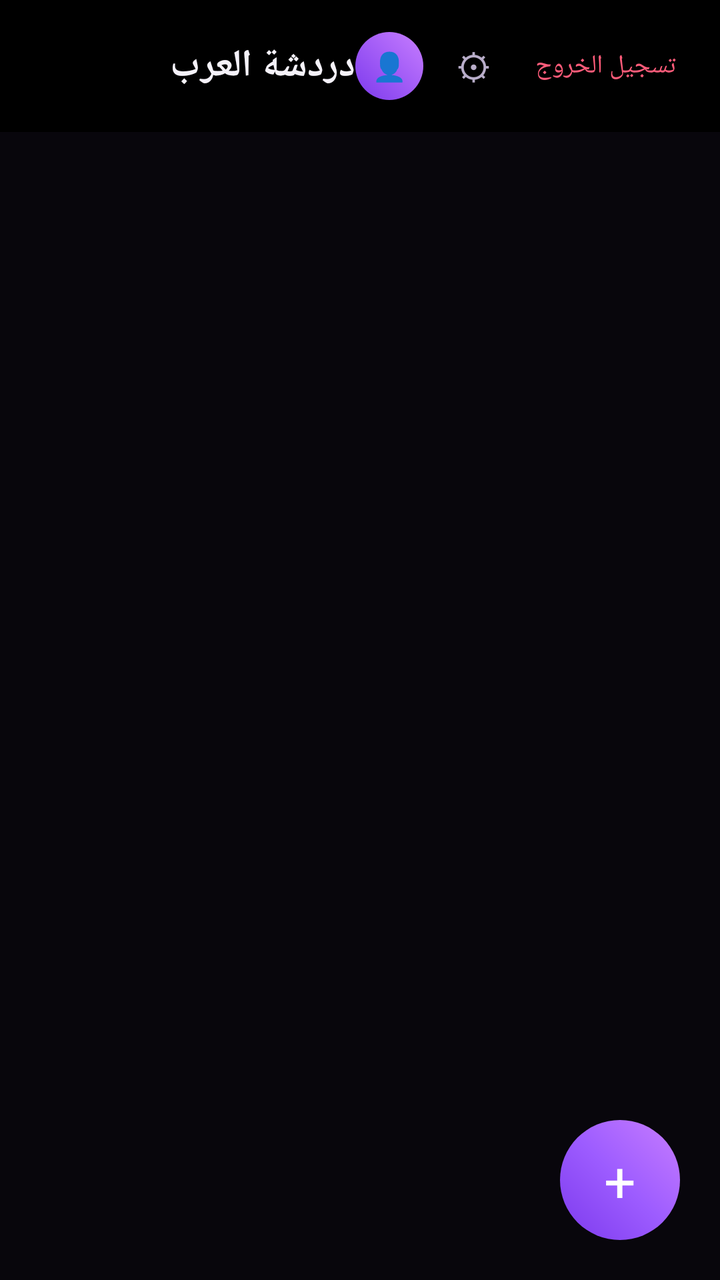
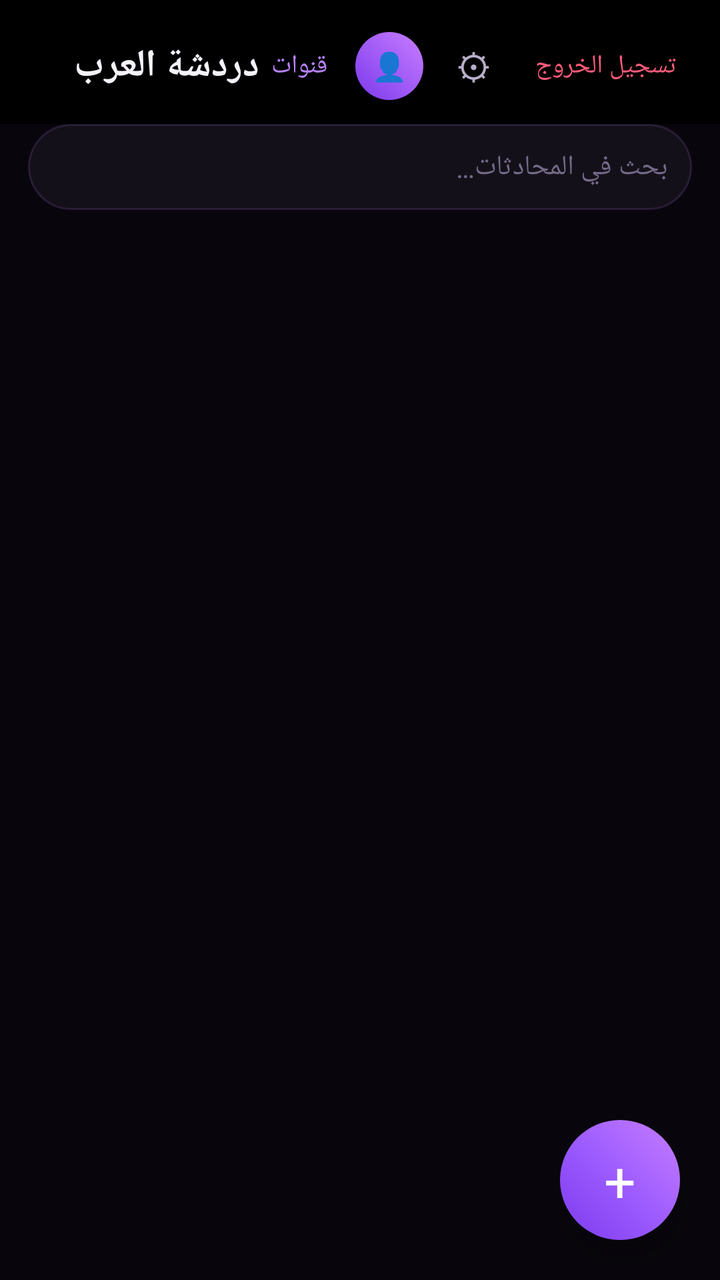

The first picture is an Android layout as it rendered before a commit; the second is the same layout after the commit. The layout source and the unified diff follow.
<!-- AndroidManifest.xml: application theme Theme.ArabChat -->
<!-- res/layout/activity_home.xml -->
<?xml version="1.0" encoding="utf-8"?>
<LinearLayout xmlns:android="http://schemas.android.com/apk/res/android"
    android:layout_width="match_parent"
    android:layout_height="match_parent"
    android:orientation="vertical"
    android:background="@color/bgBase">

    <LinearLayout
        android:layout_width="match_parent"
        android:layout_height="wrap_content"
        android:orientation="horizontal"
        android:gravity="center_vertical"
        android:background="@color/amoledBlack"
        android:paddingStart="18dp"
        android:paddingEnd="14dp"
        android:paddingTop="16dp"
        android:paddingBottom="16dp">

        <TextView
            android:layout_width="0dp"
            android:layout_height="wrap_content"
            android:layout_weight="1"
            android:text="@string/app_name"
            android:textColor="@color/textPrimaryDark"
            android:textSize="19sp"
            android:fontFamily="sans-serif-medium"
            android:textStyle="bold" />

        <TextView
            android:id="@+id/tvProfile"
            android:layout_width="34dp"
            android:layout_height="34dp"
            android:layout_marginEnd="8dp"
            android:background="@drawable/bg_avatar_circle"
            android:gravity="center"
            android:text="👤"
            android:textColor="@color/textOnAccent"
            android:textSize="14sp"
            android:clickable="true"
            android:focusable="true" />

        <TextView
            android:id="@+id/tvSettings"
            android:layout_width="34dp"
            android:layout_height="34dp"
            android:layout_marginEnd="6dp"
            android:gravity="center"
            android:text="⚙"
            android:textColor="@color/textSecondaryDark"
            android:textSize="18sp"
            android:clickable="true"
            android:focusable="true" />

        <TextView
            android:id="@+id/tvLogout"
            android:layout_width="wrap_content"
            android:layout_height="wrap_content"
            android:text="@string/logout"
            android:textColor="@color/errorRed"
            android:textSize="13sp"
            android:padding="8dp"
            android:clickable="true"
            android:focusable="true" />
    </LinearLayout>

    <FrameLayout
        android:layout_width="match_parent"
        android:layout_height="0dp"
        android:layout_weight="1">

        <androidx.recyclerview.widget.RecyclerView
            android:id="@+id/rvChats"
            android:layout_width="match_parent"
            android:layout_height="match_parent"
            android:clipToPadding="false"
            android:paddingTop="4dp"
            android:paddingBottom="80dp" />

        <TextView
            android:id="@+id/tvEmptyState"
            android:layout_width="wrap_content"
            android:layout_height="wrap_content"
            android:layout_gravity="center"
            android:text="@string/no_chats_yet"
            android:textColor="@color/textTertiaryDark"
            android:textSize="14sp"
            android:visibility="gone" />

        <TextView
            android:id="@+id/fabNewChat"
            android:layout_width="60dp"
            android:layout_height="60dp"
            android:layout_gravity="bottom|end"
            android:layout_margin="20dp"
            android:background="@drawable/bg_fab_gradient"
            android:gravity="center"
            android:text="+"
            android:textColor="@color/textOnAccent"
            android:textSize="28sp"
            android:clickable="true"
            android:focusable="true" />
    </FrameLayout>

</LinearLayout>
<!-- resources referenced by this layout -->
<resources>
  <color name="amoledBlack">#000000</color>
  <color name="bgBase">#08060C</color>
  <color name="errorRed">#FF5C7A</color>
  <color name="textOnAccent">#FFFFFF</color>
  <color name="textPrimaryDark">#F5F2FA</color>
  <color name="textSecondaryDark">#B8ADC9</color>
  <color name="textTertiaryDark">#746A88</color>
  <!-- drawable bg_avatar_circle (drawable) -->
  <?xml version="1.0" encoding="utf-8"?>
  <shape xmlns:android="http://schemas.android.com/apk/res/android" android:shape="oval">
      <gradient
          android:type="linear"
          android:angle="45"
          android:startColor="@color/gradientPurpleStart"
          android:endColor="@color/gradientPurpleEnd" />
  </shape>
  <!-- drawable bg_fab_gradient (drawable) -->
  <?xml version="1.0" encoding="utf-8"?>
  <shape xmlns:android="http://schemas.android.com/apk/res/android" android:shape="oval">
      <gradient
          android:type="linear"
          android:angle="45"
          android:startColor="@color/gradientPurpleStart"
          android:centerColor="@color/gradientPurpleMid"
          android:endColor="@color/gradientPurpleEnd" />
  </shape>
  <string name="app_name">دردشة العرب</string>
  <string name="logout">تسجيل الخروج</string>
  <string name="no_chats_yet">لا توجد محادثات بعد\nاضغط + لبدء محادثة جديدة</string>
  <style name="Theme.ArabChat" parent="Theme.MaterialComponents.NoActionBar">
          <item name="colorPrimary">@color/colorPrimary</item>
          <item name="colorPrimaryDark">@color/colorPrimaryDark</item>
          <item name="colorAccent">@color/colorAccent</item>
          <item name="colorSecondary">@color/colorAccent</item>
          <item name="colorSurface">@color/surfaceElevated</item>
          <item name="colorOnSurface">@color/textPrimaryDark</item>
          <item name="colorOnPrimary">@color/textOnAccent</item>
          <item name="colorOnBackground">@color/textPrimaryDark</item>
          <item name="android:windowBackground">@color/bgBase</item>
          <item name="android:navigationBarColor">@color/amoledBlack</item>
          <item name="android:statusBarColor">@color/amoledBlack</item>
          <item name="android:textColorPrimary">@color/textPrimaryDark</item>
          <item name="android:textColorSecondary">@color/textSecondaryDark</item>
          <item name="android:forceDarkAllowed" tools:targetApi="q">false</item>
      </style>
  <color name="gradientPurpleStart">#7C3AED</color>
  <color name="gradientPurpleEnd">#C77DFF</color>
  <color name="gradientPurpleMid">#9D5CFF</color>
  <color name="colorPrimary">#7C3AED</color>
  <color name="colorPrimaryDark">#5B21B6</color>
  <color name="colorAccent">#B983FF</color>
  <color name="surfaceElevated">#141019</color>
</resources>

<!-- the commit's change to res/layout/activity_home.xml (unified diff, before → after) -->
@@ -14,7 +14,7 @@
         android:paddingStart="18dp"
         android:paddingEnd="14dp"
         android:paddingTop="16dp"
-        android:paddingBottom="16dp">
+        android:paddingBottom="12dp">
 
         <TextView
             android:layout_width="0dp"
@@ -25,6 +25,18 @@
             android:textSize="19sp"
             android:fontFamily="sans-serif-medium"
             android:textStyle="bold" />
+
+        <TextView
+            android:id="@+id/tvChannels"
+            android:layout_width="wrap_content"
+            android:layout_height="wrap_content"
+            android:layout_marginEnd="8dp"
+            android:text="@string/channels_short"
+            android:textColor="@color/colorAccent"
+            android:textSize="13sp"
+            android:padding="6dp"
+            android:clickable="true"
+            android:focusable="true" />
 
         <TextView
             android:id="@+id/tvProfile"
@@ -63,6 +75,23 @@
             android:focusable="true" />
     </LinearLayout>
 
+    <EditText
+        android:id="@+id/etSearchChats"
+        android:layout_width="match_parent"
+        android:layout_height="wrap_content"
+        android:layout_marginStart="14dp"
+        android:layout_marginEnd="14dp"
+        android:layout_marginBottom="6dp"
+        android:background="@drawable/bg_input_field"
+        android:hint="@string/search_chats_hint"
+        android:textColor="@color/textPrimaryDark"
+        android:textColorHint="@color/textTertiaryDark"
+        android:padding="12dp"
+        android:textSize="14sp"
+        android:singleLine="true"
+        android:inputType="text"
+        android:textCursorDrawable="@null" />
+
     <FrameLayout
         android:layout_width="match_parent"
         android:layout_height="0dp"
@@ -98,7 +127,7 @@
             android:textColor="@color/textOnAccent"
             android:textSize="28sp"
             android:clickable="true"
-            android:focusable="true" />
+            android:focusable="true"
+            android:elevation="8dp" />
     </FrameLayout>
-
 </LinearLayout>
<!-- resource entries referenced after the edit -->
@@ -26,9 +26,31 @@
           android:centerColor="@color/gradientPurpleMid"
           android:endColor="@color/gradientPurpleEnd" />
   </shape>
+  <!-- drawable bg_input_field (drawable) -->
+  <?xml version="1.0" encoding="utf-8"?>
+  <selector xmlns:android="http://schemas.android.com/apk/res/android">
+      <item android:state_focused="true">
+          <shape android:shape="rectangle">
+              <solid android:color="@color/surfaceElevated2" />
+              <corners android:radius="28dp" />
+              <stroke android:width="1.5dp" android:color="@color/colorAccent" />
+              <padding android:left="20dp" android:right="20dp" android:top="14dp" android:bottom="14dp" />
+          </shape>
+      </item>
+      <item>
+          <shape android:shape="rectangle">
+              <solid android:color="@color/surfaceElevated" />
+              <corners android:radius="28dp" />
+              <stroke android:width="1dp" android:color="@color/glassStroke" />
+              <padding android:left="20dp" android:right="20dp" android:top="14dp" android:bottom="14dp" />
+          </shape>
+      </item>
+  </selector>
   <string name="app_name">دردشة العرب</string>
+  <string name="channels_short">قنوات</string>
   <string name="logout">تسجيل الخروج</string>
   <string name="no_chats_yet">لا توجد محادثات بعد\nاضغط + لبدء محادثة جديدة</string>
+  <string name="search_chats_hint">بحث في المحادثات…</string>
   <style name="Theme.ArabChat" parent="Theme.MaterialComponents.NoActionBar">
           <item name="colorPrimary">@color/colorPrimary</item>
           <item name="colorPrimaryDark">@color/colorPrimaryDark</item>
@@ -48,9 +70,11 @@
   <color name="gradientPurpleStart">#7C3AED</color>
   <color name="gradientPurpleEnd">#C77DFF</color>
   <color name="gradientPurpleMid">#9D5CFF</color>
+  <color name="surfaceElevated2">#1D1726</color>
   <color name="colorPrimary">#7C3AED</color>
   <color name="colorPrimaryDark">#5B21B6</color>
   <color name="colorAccent">#B983FF</color>
   <color name="surfaceElevated">#141019</color>
+  <color name="glassStroke">#26B983FF</color>
 </resources>
 
